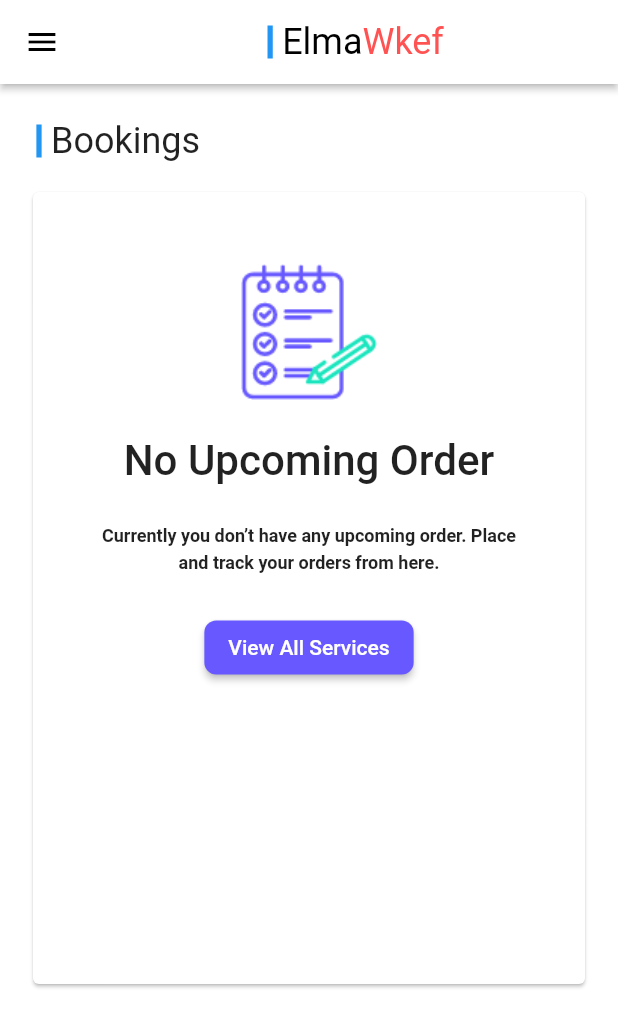
After one commit to mokhtar194/elmawkef, a Flutter app: the Booking screen opened directly, on a phone screen of 412 x 824 dp. The commit adds this screen. Shown: the top 1027 px of the screen. Run offline on Flutter 3.47's test engine with Material 2 defaults, Android fonts, the phone set to English and light mode, and no system bars; our stand-ins replace firebase_auth, firebase_core, flex_color_scheme, get, intl_phone_number_input, pin_code_fields and 2 more; accounts and stored records are empty; network calls fail.

Commit message:
feat: Add Booking Empty State,Shared Drawer as Component

```diff
--- /dev/null
+++ b/lib/app/controllers/booking.dart
@@ -0,0 +1,16 @@
+import 'package:get/get.dart';
+
+class BookingController extends GetxController {
+  late List<String> bookingsList;
+
+  @override
+  void onInit() {
+    bookingsList = [];
+  }
+
+  @override
+  void onClose() {}
+
+  @override
+  void onReady() {}
+}
--- a/lib/app/controllers/otp.dart
+++ b/lib/app/controllers/otp.dart
@@ -37,10 +37,7 @@ class OtpController extends GetxController {
     prefs.setBool('singIn', true);
   }
 
-  @override
-  void dispose() {
-    super.dispose();
-  }
+
 
   @override
   void onReady() {}
--- a/lib/app/router/routers.dart
+++ b/lib/app/router/routers.dart
@@ -3,6 +3,6 @@ class AppRoutes {
   static const String onboarding = "/onboarding";
   static const String signup = "/auth/signup";
   static const String otp = "/auth/otp";
-  static const String home = "/dashboard";
+  static const String home = "/";
   static const String allCategories = "/categories";
 }
--- /dev/null
+++ b/lib/app/views/components/section_title.dart
@@ -0,0 +1,31 @@
+import 'package:flutter/material.dart';
+
+class SectionTitle extends StatelessWidget {
+  const SectionTitle(
+      {Key? key, required this.text, this.alignment = MainAxisAlignment.center})
+      : super(key: key);
+  final String text;
+  final MainAxisAlignment alignment;
+
+  @override
+  Widget build(BuildContext context) {
+    return IntrinsicHeight(
+      child: Row(
+        mainAxisAlignment: alignment,
+        children: [
+          VerticalDivider(
+            color: ThemeData.light().colorScheme.secondary,
+            thickness: 3.5,
+            width: 16,
+            indent: 3,
+            endIndent: 3,
+          ),
+          Text(
+            text.toString(),
+            style: TextStyle(fontSize: 24),
+          ),
+        ],
+      ),
+    );
+  }
+}
--- a/lib/app/views/screens/all_categories.dart
+++ b/lib/app/views/screens/all_categories.dart
@@ -1,3 +1,4 @@
+import 'package:elmawkef_inc/app/controllers/bottom_nav.dart';
 import 'package:elmawkef_inc/app/views/components/category.dart';
 import 'package:flutter/material.dart';
 import 'package:get/get.dart';
@@ -5,6 +6,9 @@ import 'package:get/get.dart';
 import '../components/view_all.dart';
 
 class AllCategories extends GetResponsiveView {
+
+  final bottom =
+  Get.put(BottomNavigationController(), permanent: false);
   @override
   Widget? phone() {
     return Scaffold(
--- a/lib/app/views/screens/auth/otp_screen.dart
+++ b/lib/app/views/screens/auth/otp_screen.dart
@@ -303,6 +303,8 @@ class OtpScreen extends GetResponsiveView {
                           color: Colors.green.shade600,
                           fontWeight: FontWeight.bold,
                         ),
+                        autoFocus: true,
+                        enablePinAutofill: true,
                         length: 6,
                         obscureText: false,
                         animationType: AnimationType.fade,
--- a/lib/app/views/screens/bottom_nav/booking.dart
+++ b/lib/app/views/screens/bottom_nav/booking.dart
@@ -1,25 +1,61 @@
+import 'package:elmawkef_inc/app/controllers/booking.dart';
+import 'package:elmawkef_inc/app/views/screens/empty_state/booking.dart';
+import 'package:elmawkef_inc/app/views/screens/shared/drawer.dart';
 import 'package:flutter/material.dart';
 import 'package:get/get.dart';
 
-
-class Booking extends GetResponsiveView{
-
-
+class Booking extends GetResponsiveView<BookingController> {
   @override
-  Widget? desktop() {
-
-  }
-
-  @override
-  Widget? tablet() {
-
-  }
+  final controller = Get.put(BookingController());
 
   @override
   Widget? phone() {
-    return Container(
-      color: Colors.green,
-      child: const Text("Bookings App"),
+    return Scaffold(
+      drawer: AppDrawer(screen: screen),
+      appBar: AppBar(
+        title: IntrinsicHeight(
+          child: Row(
+            mainAxisAlignment: MainAxisAlignment.center,
+            children: [
+              VerticalDivider(
+                color: ThemeData.light().colorScheme.secondary,
+                thickness: 3.5,
+                width: 16,
+                indent: 3,
+                endIndent: 3,
+              ),
+              RichText(
+                text: TextSpan(
+                  text: "Elma",
+                  style: TextStyle(
+                    color: Get.isDarkMode ? Colors.white : Colors.black,
+                    fontSize:
+                        Theme.of(screen.context).textTheme.headline5?.fontSize,
+                  ),
+                  children: [
+                    TextSpan(
+                      text: "Wkef",
+                      style: TextStyle(
+                        color: Colors.redAccent,
+                        fontSize: Theme.of(screen.context)
+                            .textTheme
+                            .headline5
+                            ?.fontSize,
+                      ),
+                    ),
+                  ],
+                ),
+              )
+            ],
+          ),
+        ),
+        centerTitle: true,
+      ),
+      body: controller.bookingsList.isEmpty
+          ? EmptyBooking(screen: screen)
+          : Container(
+              color: Colors.deepOrange,
+            ),
     );
   }
 }
--- /dev/null
+++ b/lib/app/views/screens/empty_state/booking.dart
@@ -0,0 +1,81 @@
+import 'package:elmawkef_inc/app/views/components/section_title.dart';
+import 'package:flutter/material.dart';
+
+class EmptyBooking extends StatelessWidget {
+  EmptyBooking({Key? key, @required this.screen}) : super(key: key);
+  final screen;
+
+  @override
+  Widget build(BuildContext context) {
+    return Padding(
+      padding: const EdgeInsets.symmetric(vertical: 24, horizontal: 18),
+      child: Column(
+        crossAxisAlignment: CrossAxisAlignment.start,
+        mainAxisAlignment: MainAxisAlignment.start,
+        children: [
+          SectionTitle(
+            text: "Bookings",
+            alignment: MainAxisAlignment.start,
+          ),
+          SizedBox(
+            width: screen.width,
+            height: screen.height * 0.67,
+            child: Padding(
+              padding: const EdgeInsets.only(top: 16),
+              child: Card(
+                elevation: 1,
+                child: Padding(
+                  padding:
+                      const EdgeInsets.symmetric(horizontal: 36, vertical: 48),
+                  child: Column(
+                    children: [
+                      SizedBox(
+                        child: Image.asset(
+                          'assets/images/booking.png',
+                          fit: BoxFit.contain,
+                        ),
+                        width: screen.width * 0.5,
+                        height: screen.height * 0.11,
+                      ),
+                      const SizedBox(
+                        height: 24,
+                      ),
+                      Text(
+                        "No Upcoming Order",
+                        style: const TextStyle(
+                          fontSize: 28,
+                          fontWeight: FontWeight.w500,
+                        ),
+                        textAlign: TextAlign.center,
+                      ),
+                      const SizedBox(
+                        height: 24,
+                      ),
+                      Text(
+                        "Currently you don’t have any upcoming order. Place and track your orders from here.",
+                        style: const TextStyle(
+                          fontSize: 12,
+                          fontWeight: FontWeight.w600,
+                          height: 1.5,
+                        ),
+                        textAlign: TextAlign.center,
+                      ),
+                      const SizedBox(
+                        height: 24,
+                      ),
+                      ElevatedButton(
+                          onPressed: () {},
+                          child: Text(
+                            'View All Services',
+                          ))
+                    ],
+                  ),
+                ),
+              ),
+            ),
+          )
+        ],
+      ),
+    );
+  }
+}
--- a/pubspec.yaml
+++ b/pubspec.yaml
@@ -46,7 +46,6 @@ dependencies:
   intl_phone_number_input: ^0.7.0+2
   pin_code_fields: ^7.4.0
   shared_preferences: ^2.0.13
-
 
 dev_dependencies:
   flutter_test:
```
Also changed, not shown: lib/app/views/screens/bottom_nav/home.dart (+2 -76 lines), lib/app/views/screens/shared/drawer.dart (added, +93 -0 lines), assets/images/booking.png (added), pubspec.lock.
